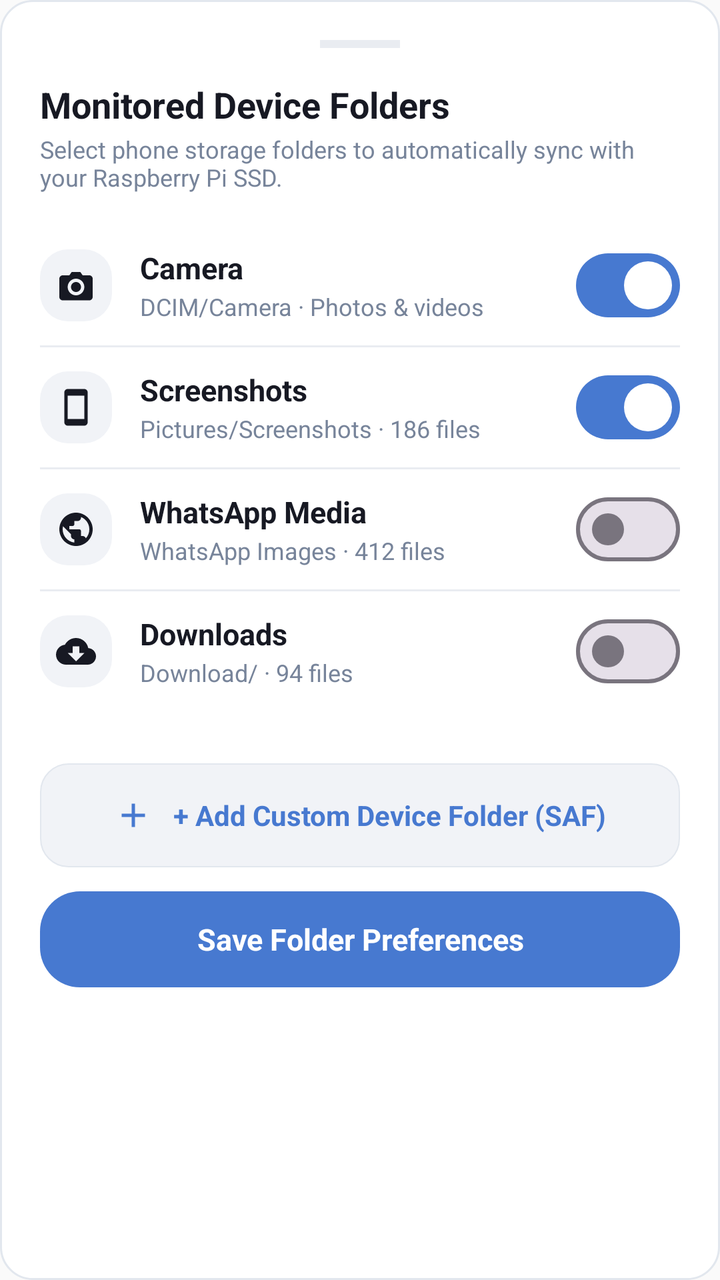
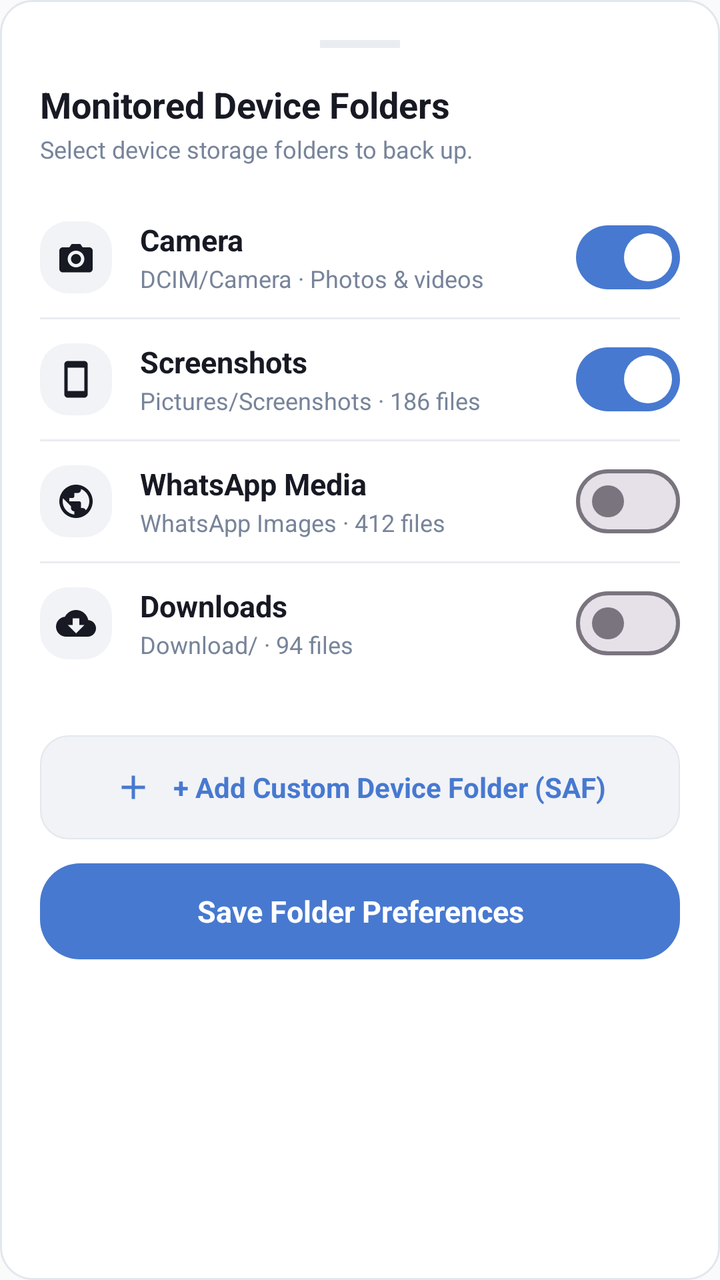

Two renders of the same Android screen: before a commit and after it. Below are the layout's source before the change and the commit's diff.
<!-- AndroidManifest.xml: application theme Theme.PiPhotos -->
<!-- res/layout/bottom_sheet_manage_folders.xml -->
<?xml version="1.0" encoding="utf-8"?>
<LinearLayout xmlns:android="http://schemas.android.com/apk/res/android"
    xmlns:app="http://schemas.android.com/apk/res-auto"
    android:layout_width="match_parent"
    android:layout_height="wrap_content"
    android:background="@drawable/bg_card_white"
    android:orientation="vertical"
    android:padding="20dp">

    
    <View
        android:layout_width="40dp"
        android:layout_height="4dp"
        android:layout_gravity="center_horizontal"
        android:layout_marginBottom="16dp"
        android:background="@color/divider_subtle" />

    <TextView
        android:layout_width="wrap_content"
        android:layout_height="wrap_content"
        android:text="Monitored Device Folders"
        android:textColor="@color/text_primary"
        android:textSize="18sp"
        android:textStyle="bold" />

    <TextView
        android:layout_width="wrap_content"
        android:layout_height="wrap_content"
        android:layout_marginTop="2dp"
        android:text="Select phone storage folders to automatically sync with your Raspberry Pi SSD."
        android:textColor="@color/text_secondary"
        android:textSize="12sp" />

    
    <LinearLayout
        android:layout_width="match_parent"
        android:layout_height="wrap_content"
        android:layout_marginTop="16dp"
        android:orientation="vertical">

        
        <RelativeLayout
            android:layout_width="match_parent"
            android:layout_height="60dp">

            <FrameLayout
                android:id="@+id/iconCamera"
                android:layout_width="36dp"
                android:layout_height="36dp"
                android:layout_centerVertical="true"
                android:background="@drawable/bg_status_bar">

                <ImageView
                    android:layout_width="20dp"
                    android:layout_height="20dp"
                    android:layout_gravity="center"
                    android:src="@drawable/ic_camera"
                    app:tint="@color/text_primary" />
            </FrameLayout>

            <LinearLayout
                android:layout_width="wrap_content"
                android:layout_height="wrap_content"
                android:layout_centerVertical="true"
                android:layout_marginStart="14dp"
                android:layout_toEndOf="@id/iconCamera"
                android:layout_toStartOf="@id/switchCameraFolder"
                android:orientation="vertical">

                <TextView
                    android:layout_width="wrap_content"
                    android:layout_height="wrap_content"
                    android:text="Camera"
                    android:textColor="@color/text_primary"
                    android:textSize="15sp"
                    android:textStyle="bold" />

                <TextView
                    android:layout_width="wrap_content"
                    android:layout_height="wrap_content"
                    android:layout_marginTop="1dp"
                    android:text="DCIM/Camera · Photos &amp; videos"
                    android:textColor="@color/text_secondary"
                    android:textSize="12sp" />
            </LinearLayout>

            <com.google.android.material.materialswitch.MaterialSwitch
                android:id="@+id/switchCameraFolder"
                android:layout_width="wrap_content"
                android:layout_height="wrap_content"
                android:layout_alignParentEnd="true"
                android:layout_centerVertical="true"
                android:checked="true" />
        </RelativeLayout>

        <View
            android:layout_width="match_parent"
            android:layout_height="1dp"
            android:background="@color/divider_subtle" />

        
        <RelativeLayout
            android:layout_width="match_parent"
            android:layout_height="60dp">

            <FrameLayout
                android:id="@+id/iconScreenshots"
                android:layout_width="36dp"
                android:layout_height="36dp"
                android:layout_centerVertical="true"
                android:background="@drawable/bg_status_bar">

                <ImageView
                    android:layout_width="20dp"
                    android:layout_height="20dp"
                    android:layout_gravity="center"
                    android:src="@drawable/ic_phone"
                    app:tint="@color/text_primary" />
            </FrameLayout>

            <LinearLayout
                android:layout_width="wrap_content"
                android:layout_height="wrap_content"
                android:layout_centerVertical="true"
                android:layout_marginStart="14dp"
                android:layout_toEndOf="@id/iconScreenshots"
                android:layout_toStartOf="@id/switchScreenshotsFolder"
                android:orientation="vertical">

                <TextView
                    android:layout_width="wrap_content"
                    android:layout_height="wrap_content"
                    android:text="Screenshots"
                    android:textColor="@color/text_primary"
                    android:textSize="15sp"
                    android:textStyle="bold" />

                <TextView
                    android:layout_width="wrap_content"
                    android:layout_height="wrap_content"
                    android:layout_marginTop="1dp"
                    android:text="Pictures/Screenshots · 186 files"
                    android:textColor="@color/text_secondary"
                    android:textSize="12sp" />
            </LinearLayout>

            <com.google.android.material.materialswitch.MaterialSwitch
                android:id="@+id/switchScreenshotsFolder"
                android:layout_width="wrap_content"
                android:layout_height="wrap_content"
                android:layout_alignParentEnd="true"
                android:layout_centerVertical="true"
                android:checked="true" />
        </RelativeLayout>

        <View
            android:layout_width="match_parent"
            android:layout_height="1dp"
            android:background="@color/divider_subtle" />

        
        <RelativeLayout
            android:layout_width="match_parent"
            android:layout_height="60dp">

            <FrameLayout
                android:id="@+id/iconWhatsApp"
                android:layout_width="36dp"
                android:layout_height="36dp"
                android:layout_centerVertical="true"
                android:background="@drawable/bg_status_bar">

                <ImageView
                    android:layout_width="20dp"
                    android:layout_height="20dp"
                    android:layout_gravity="center"
                    android:src="@drawable/ic_globe"
                    app:tint="@color/text_primary" />
            </FrameLayout>

            <LinearLayout
                android:layout_width="wrap_content"
                android:layout_height="wrap_content"
                android:layout_centerVertical="true"
                android:layout_marginStart="14dp"
                android:layout_toEndOf="@id/iconWhatsApp"
                android:layout_toStartOf="@id/switchWhatsAppFolder"
                android:orientation="vertical">

                <TextView
                    android:layout_width="wrap_content"
                    android:layout_height="wrap_content"
                    android:text="WhatsApp Media"
                    android:textColor="@color/text_primary"
                    android:textSize="15sp"
                    android:textStyle="bold" />

                <TextView
                    android:layout_width="wrap_content"
                    android:layout_height="wrap_content"
                    android:layout_marginTop="1dp"
                    android:text="WhatsApp Images · 412 files"
                    android:textColor="@color/text_secondary"
                    android:textSize="12sp" />
            </LinearLayout>

            <com.google.android.material.materialswitch.MaterialSwitch
                android:id="@+id/switchWhatsAppFolder"
                android:layout_width="wrap_content"
                android:layout_height="wrap_content"
                android:layout_alignParentEnd="true"
                android:layout_centerVertical="true"
                android:checked="false" />
        </RelativeLayout>

        <View
            android:layout_width="match_parent"
            android:layout_height="1dp"
            android:background="@color/divider_subtle" />

        
        <RelativeLayout
            android:layout_width="match_parent"
            android:layout_height="60dp">

            <FrameLayout
                android:id="@+id/iconDownloads"
                android:layout_width="36dp"
                android:layout_height="36dp"
                android:layout_centerVertical="true"
                android:background="@drawable/bg_status_bar">

                <ImageView
                    android:layout_width="20dp"
                    android:layout_height="20dp"
                    android:layout_gravity="center"
                    android:src="@drawable/ic_download"
                    app:tint="@color/text_primary" />
            </FrameLayout>

            <LinearLayout
                android:layout_width="wrap_content"
                android:layout_height="wrap_content"
                android:layout_centerVertical="true"
                android:layout_marginStart="14dp"
                android:layout_toEndOf="@id/iconDownloads"
                android:layout_toStartOf="@id/switchDownloadsFolder"
                android:orientation="vertical">

                <TextView
                    android:layout_width="wrap_content"
                    android:layout_height="wrap_content"
                    android:text="Downloads"
                    android:textColor="@color/text_primary"
                    android:textSize="15sp"
                    android:textStyle="bold" />

                <TextView
                    android:layout_width="wrap_content"
                    android:layout_height="wrap_content"
                    android:layout_marginTop="1dp"
                    android:text="Download/ · 94 files"
                    android:textColor="@color/text_secondary"
                    android:textSize="12sp" />
            </LinearLayout>

            <com.google.android.material.materialswitch.MaterialSwitch
                android:id="@+id/switchDownloadsFolder"
                android:layout_width="wrap_content"
                android:layout_height="wrap_content"
                android:layout_alignParentEnd="true"
                android:layout_centerVertical="true"
                android:checked="false" />
        </RelativeLayout>
    </LinearLayout>

    
    <LinearLayout
        android:id="@+id/containerCustomFolders"
        android:layout_width="match_parent"
        android:layout_height="wrap_content"
        android:orientation="vertical"
        android:layout_marginTop="8dp" />

    
    <LinearLayout
        android:id="@+id/btnAddCustomFolder"
        android:layout_width="match_parent"
        android:layout_height="52dp"
        android:layout_marginTop="18dp"
        android:background="@drawable/bg_invite_button"
        android:gravity="center"
        android:orientation="horizontal">

        <ImageView
            android:layout_width="20dp"
            android:layout_height="20dp"
            android:layout_marginEnd="10dp"
            android:src="@drawable/ic_add_to"
            app:tint="@color/primary_blue" />

        <TextView
            android:layout_width="wrap_content"
            android:layout_height="wrap_content"
            android:text="+ Add Custom Device Folder (SAF)"
            android:textColor="@color/primary_blue"
            android:textSize="14sp"
            android:textStyle="bold" />
    </LinearLayout>

    
    <TextView
        android:id="@+id/btnDoneFolders"
        android:layout_width="match_parent"
        android:layout_height="48dp"
        android:layout_marginTop="12dp"
        android:layout_marginBottom="8dp"
        android:background="@drawable/bg_segmented_capsule_active"
        android:gravity="center"
        android:text="Save Folder Preferences"
        android:textColor="@color/white"
        android:textSize="15sp"
        android:textStyle="bold" />

</LinearLayout>
<!-- resources referenced by this layout -->
<resources>
  <color name="divider_subtle">#E9ECF1</color>
  <color name="primary_blue">#4779D0</color>
  <color name="text_primary">#171923</color>
  <color name="text_secondary">#77849A</color>
  <color name="white">#FFFFFFFF</color>
  <!-- drawable bg_card_white (drawable) -->
  <?xml version="1.0" encoding="utf-8"?>
  <shape xmlns:android="http://schemas.android.com/apk/res/android"
      android:shape="rectangle">
      <solid android:color="@color/surface_card" />
      <corners android:radius="16dp" />
      <stroke
          android:width="1dp"
          android:color="@color/border_card" />
  </shape>
  <!-- drawable bg_invite_button (drawable) -->
  <?xml version="1.0" encoding="utf-8"?>
  <shape xmlns:android="http://schemas.android.com/apk/res/android"
      android:shape="rectangle">
      <solid android:color="@color/surface_card_subtle" />
      <corners android:radius="14dp" />
      <stroke
          android:width="0.5dp"
          android:color="@color/border_card" />
  </shape>
  <!-- drawable bg_segmented_capsule_active (drawable) -->
  <?xml version="1.0" encoding="utf-8"?>
  <shape xmlns:android="http://schemas.android.com/apk/res/android"
      android:shape="rectangle">
      <solid android:color="@color/primary_blue" />
      <corners android:radius="20dp" />
  </shape>
  <!-- drawable bg_status_bar (drawable) -->
  <?xml version="1.0" encoding="utf-8"?>
  <shape xmlns:android="http://schemas.android.com/apk/res/android"
      android:shape="rectangle">
      <solid android:color="@color/surface_card_subtle" />
      <corners android:radius="14dp" />
  </shape>
  <!-- drawable ic_add_to (drawable) -->
  <vector xmlns:android="http://schemas.android.com/apk/res/android"
      android:width="24dp"
      android:height="24dp"
      android:viewportWidth="24"
      android:viewportHeight="24">
      <path
          android:fillColor="#FFFFFFFF"
          android:pathData="M19,13h-6v6h-2v-6H5v-2h6V5h2v6h6v2z"/>
  </vector>
  <!-- drawable ic_phone (drawable) -->
  <vector xmlns:android="http://schemas.android.com/apk/res/android"
      android:width="22dp"
      android:height="22dp"
      android:viewportWidth="24"
      android:viewportHeight="24">
    <path
        android:fillColor="#FF64748B"
        android:pathData="M17,1.01L7,1c-1.1,0 -2,0.9 -2,2v18c0,1.1 0.9,2 2,2h10c1.1,0 2,-0.9 2,-2V3c0,-1.1 -0.9,-1.99 -2,-1.99zM17,19H7V5h10v14z"/>
  </vector>
  <style name="Theme.PiPhotos" parent="Base.Theme.PiPhotos" />
  <color name="surface_card">#FFFFFF</color>
  <color name="border_card">#E2E7EE</color>
  <color name="surface_card_subtle">#F1F3F7</color>
  <style name="Base.Theme.PiPhotos" parent="Theme.Material3.DayNight.NoActionBar">
          <item name="colorPrimary">@color/primary_blue</item>
          <item name="colorOnPrimary">@color/white</item>
          <item name="android:colorBackground">@color/bg_page</item>
          <item name="colorSurface">@color/surface_card</item>
          <item name="colorOnSurface">@color/text_primary</item>
          <item name="bottomNavigationStyle">@style/CustomBottomNavStyle</item>
      </style>
  <color name="bg_page">#FAFAFA</color>
  <style name="CustomBottomNavStyle" parent="Widget.Material3.BottomNavigationView">
          <item name="itemActiveIndicatorStyle">@style/CustomNavIndicator</item>
      </style>
  <style name="CustomNavIndicator" parent="Widget.Material3.BottomNavigationView.ActiveIndicator">
          <item name="android:color">@color/nav_indicator</item>
          <item name="android:width">54dp</item>
          <item name="android:height">32dp</item>
      </style>
  <color name="nav_indicator">#E4EDFF</color>
  <!-- unchanged entries left out for length: 3 -->
</resources>

<!-- the commit's change to res/layout/bottom_sheet_manage_folders.xml (unified diff, before → after) -->
@@ -27,7 +27,7 @@
         android:layout_width="wrap_content"
         android:layout_height="wrap_content"
         android:layout_marginTop="2dp"
-        android:text="Select phone storage folders to automatically sync with your Raspberry Pi SSD."
+        android:text="Select device storage folders to back up."
         android:textColor="@color/text_secondary"
         android:textSize="12sp" />
 
